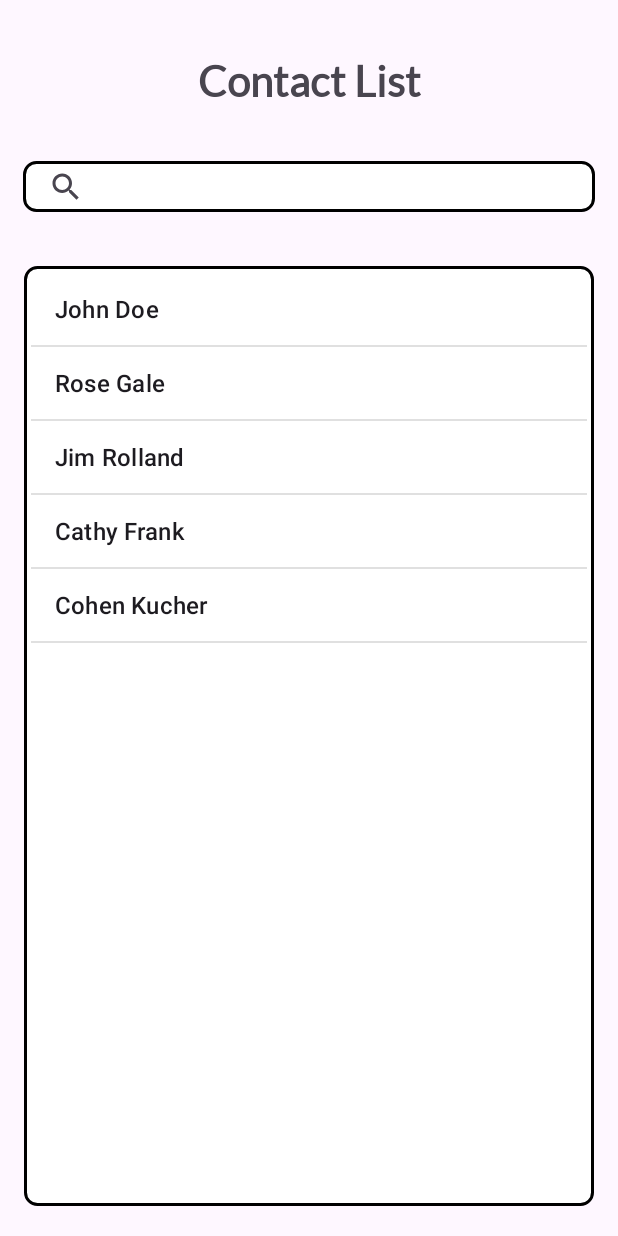
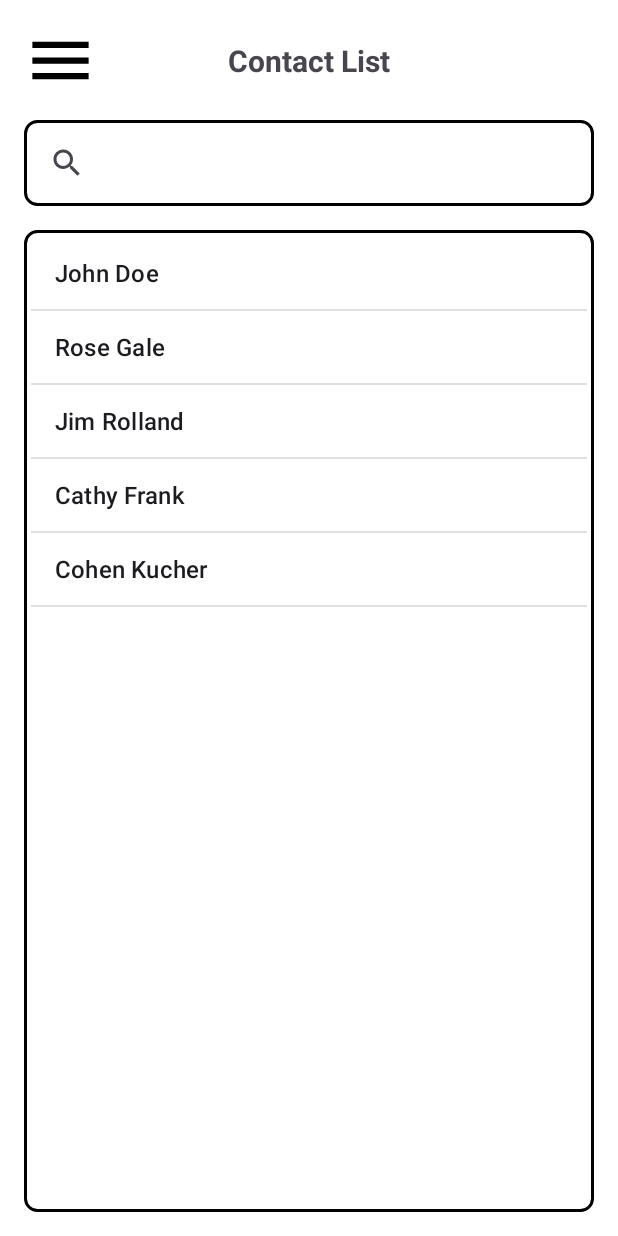
Before and after one commit to turbo-leg/COSC341, an Android app: the MessagesListActivity screen opened directly, with no data from a screen before it, on a phone screen of 412 x 824 dp. Run offline under Robolectric (Android 15) with nearby library versions, the phone set to English and light mode, and no system bars; our stand-ins replace Firebase (no records; nobody signed in at launch, a user with empty details on screens opened directly).

Commit message:
Add hamburger menu to MessagesListActivity

```diff
--- a/app/src/main/res/layout/activity_messages_list.xml
+++ b/app/src/main/res/layout/activity_messages_list.xml
@@ -1,52 +1,75 @@
 <?xml version="1.0" encoding="utf-8"?>
-<androidx.constraintlayout.widget.ConstraintLayout xmlns:android="http://schemas.android.com/apk/res/android"
+<androidx.drawerlayout.widget.DrawerLayout xmlns:android="http://schemas.android.com/apk/res/android"
     xmlns:app="http://schemas.android.com/apk/res-auto"
     xmlns:tools="http://schemas.android.com/tools"
+    android:id="@+id/drawer_layout"
+    android:layout_width="match_parent"
+    android:layout_height="match_parent"
+    tools:context=".MessagesListActivity">
+
+    <androidx.constraintlayout.widget.ConstraintLayout
         android:id="@+id/main"
         android:layout_width="match_parent"
         android:layout_height="match_parent"
-    tools:context=".MessagesListActivity">
+        android:background="@android:color/white">
+
+        <ImageButton
+            android:id="@+id/hamButton"
+            android:layout_width="48dp"
+            android:layout_height="48dp"
+            android:layout_marginStart="16dp"
+            android:layout_marginTop="16dp"
+            android:background="?attr/selectableItemBackgroundBorderless"
+            android:contentDescription="Menu"
+            android:src="@drawable/outline_menu_24"
+            app:layout_constraintStart_toStartOf="parent"
+            app:layout_constraintTop_toTopOf="parent" />
+
+        <TextView
+            android:id="@+id/textView5"
+            android:layout_width="wrap_content"
+            android:layout_height="wrap_content"
+            android:text="Contact List"
+            android:textSize="20sp"
+            android:textStyle="bold"
+            app:layout_constraintBottom_toBottomOf="@+id/hamButton"
+            app:layout_constraintEnd_toEndOf="parent"
+            app:layout_constraintStart_toStartOf="parent"
+            app:layout_constraintTop_toTopOf="@+id/hamButton" />
+
+        <SearchView
+            android:id="@+id/searchView"
+            android:layout_width="0dp"
+            android:layout_height="wrap_content"
+            android:layout_marginStart="16dp"
+            android:layout_marginTop="16dp"
+            android:layout_marginEnd="16dp"
+            android:background="@drawable/border_style"
+            app:layout_constraintEnd_toEndOf="parent"
+            app:layout_constraintStart_toStartOf="parent"
+            app:layout_constraintTop_toBottomOf="@+id/hamButton" />
 
         <ListView
             android:id="@+id/listView"
             android:layout_width="0dp"
             android:layout_height="0dp"
             android:layout_marginStart="16dp"
+            android:layout_marginTop="16dp"
             android:layout_marginEnd="16dp"
+            android:layout_marginBottom="16dp"
             android:background="@drawable/border_style"
             app:layout_constraintBottom_toBottomOf="parent"
-        app:layout_constraintDimensionRatio="1:1.65"
             app:layout_constraintEnd_toEndOf="parent"
             app:layout_constraintStart_toStartOf="parent"
-        app:layout_constraintTop_toTopOf="parent"
-        app:layout_constraintVertical_bias="0.9" />
-
-    <SearchView
-        android:id="@+id/searchView"
-        android:layout_width="381dp"
-        android:layout_height="34dp"
-        android:layout_marginStart="16dp"
-        android:layout_marginEnd="16dp"
-        android:background="@drawable/border_style"
-        app:layout_constraintBottom_toTopOf="@+id/listView"
-        app:layout_constraintDimensionRatio="5:1"
-        app:layout_constraintEnd_toEndOf="parent"
-        app:layout_constraintHorizontal_bias="0.52"
-        app:layout_constraintStart_toStartOf="parent"
-        app:layout_constraintTop_toTopOf="parent"
-        app:layout_constraintVertical_bias="0.75" />
-
-    <TextView
-        android:id="@+id/textView5"
-        android:layout_width="wrap_content"
-        android:layout_height="wrap_content"
-        android:fontFamily="@font/lato"
-        android:text="Contact List"
-        android:textSize="28sp"
-        android:textStyle="bold"
-        app:layout_constraintBottom_toTopOf="@+id/searchView"
-        app:layout_constraintEnd_toEndOf="parent"
-        app:layout_constraintStart_toStartOf="parent"
-        app:layout_constraintTop_toTopOf="parent" />
+            app:layout_constraintTop_toBottomOf="@+id/searchView" />
 
     </androidx.constraintlayout.widget.ConstraintLayout>
+
+    <com.google.android.material.navigation.NavigationView
+        android:id="@+id/nav_view"
+        android:layout_width="wrap_content"
+        android:layout_height="match_parent"
+        android:layout_gravity="start"
+        app:menu="@menu/navigation_menu" />
+
+</androidx.drawerlayout.widget.DrawerLayout>
```
Also changed, not shown: app/src/main/java/com/example/project/MessagesListActivity.java (+40 -0 lines). Lines whose indentation alone changed are shown as unchanged.
